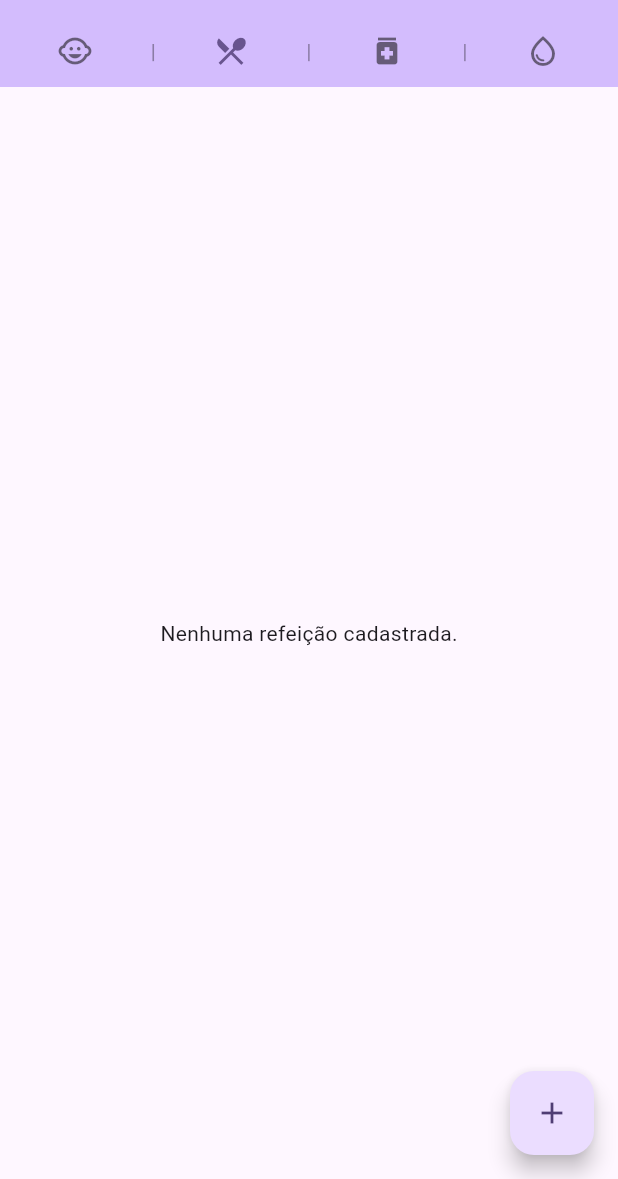
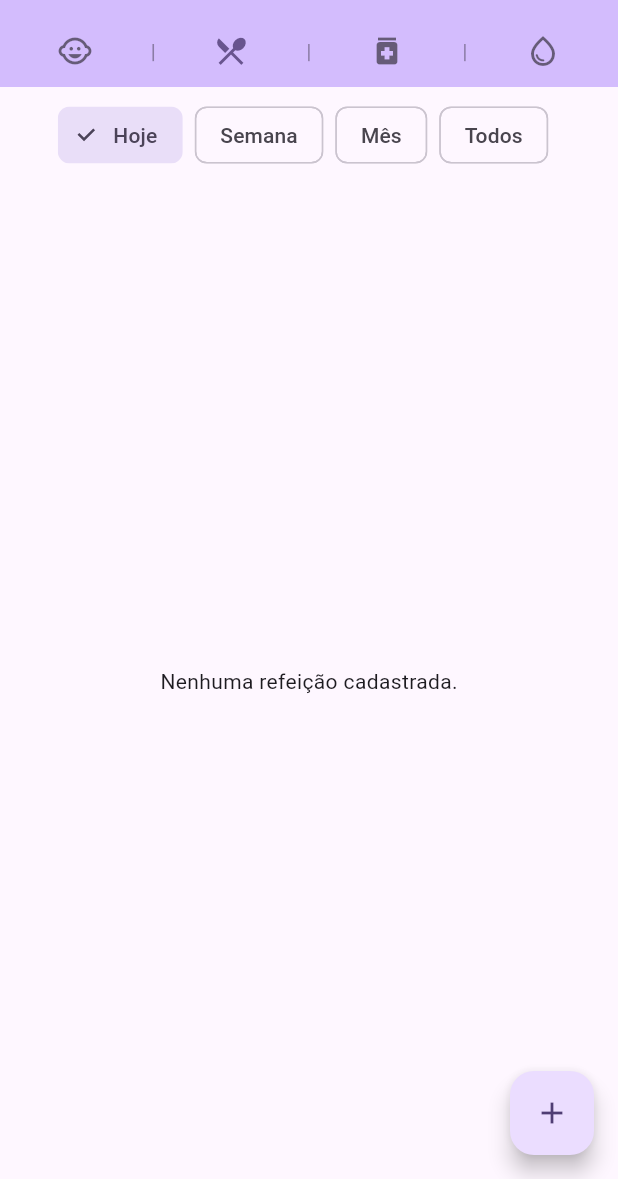
Before and after one commit to antonioprudencio/babynotes-app, a Flutter app: the screen it shows after launch, after a tap on the "local restaurant" icon, on a phone screen of 412 x 824 dp, the part 57-1236 px from its top. Run offline on Flutter 3.47's test engine with Material 3 defaults, Android fonts, the phone set to English and light mode, and no system bars.

Commit message:
adiciona-filtro-telas

```diff
--- /dev/null
+++ b/lib/widgets/date_filter_bar.dart
@@ -0,0 +1,56 @@
+import 'package:flutter/material.dart';
+
+enum DateFilter { hoje, semana, mes, todos }
+
+extension DateFilterX on DateFilter {
+  String get label => switch (this) {
+        DateFilter.hoje => 'Hoje',
+        DateFilter.semana => 'Semana',
+        DateFilter.mes => 'Mês',
+        DateFilter.todos => 'Todos',
+      };
+
+  bool matches(DateTime dateTime) {
+    final now = DateTime.now();
+    return switch (this) {
+      DateFilter.hoje =>
+        dateTime.year == now.year &&
+            dateTime.month == now.month &&
+            dateTime.day == now.day,
+      DateFilter.semana =>
+        dateTime.isAfter(now.subtract(const Duration(days: 7))),
+      DateFilter.mes =>
+        dateTime.year == now.year && dateTime.month == now.month,
+      DateFilter.todos => true,
+    };
+  }
+}
+
+class DateFilterBar extends StatelessWidget {
+  final DateFilter selected;
+  final ValueChanged<DateFilter> onChanged;
+
+  const DateFilterBar({super.key, required this.selected, required this.onChanged});
+
+  @override
+  Widget build(BuildContext context) {
+    return SingleChildScrollView(
+      scrollDirection: Axis.horizontal,
+      padding: const EdgeInsets.symmetric(horizontal: 12, vertical: 8),
+      child: Row(
+        children: DateFilter.values
+            .map(
+              (f) => Padding(
+                padding: const EdgeInsets.only(right: 8),
+                child: ChoiceChip(
+                  label: Text(f.label),
+                  selected: selected == f,
+                  onSelected: (_) => onChanged(f),
+                ),
+              ),
+            )
+            .toList(),
+      ),
+    );
+  }
+}
--- a/lib/widgets/hygiene_screen.dart
+++ b/lib/widgets/hygiene_screen.dart
@@ -2,6 +2,7 @@ import 'package:flutter/material.dart';
 import '../view_model/baby_view_model.dart';
 import '../view_model/hygiene_view_model.dart';
 import '../domain/models/hygiene.dart';
+import 'date_filter_bar.dart';
 import 'hygiene_form_dialog.dart';
 
 class HygieneScreen extends StatefulWidget {
@@ -21,6 +22,8 @@ class HygieneScreen extends StatefulWidget {
 }
 
 class _HygieneScreenState extends State<HygieneScreen> {
+  DateFilter _filter = DateFilter.hoje;
+
   @override
   void initState() {
     super.initState();
@@ -95,7 +98,9 @@ class _HygieneScreenState extends State<HygieneScreen> {
 
   @override
   Widget build(BuildContext context) {
-    final hygienes = widget.hygieneViewModel.hygienes;
+    final hygienes = widget.hygieneViewModel.hygienes
+        .where((h) => _filter.matches(h.dateTime))
+        .toList();
 
     return Scaffold(
       appBar: widget.showAppBar
@@ -104,7 +109,14 @@ class _HygieneScreenState extends State<HygieneScreen> {
               backgroundColor: Theme.of(context).colorScheme.inversePrimary,
             )
           : null,
-      body: hygienes.isEmpty
+      body: Column(
+        children: [
+          DateFilterBar(
+            selected: _filter,
+            onChanged: (f) => setState(() => _filter = f),
+          ),
+          Expanded(
+            child: hygienes.isEmpty
                 ? const Center(child: Text('Nenhum registro de higiene.'))
                 : ListView.separated(
                     itemCount: hygienes.length,
@@ -117,7 +129,6 @@ class _HygieneScreenState extends State<HygieneScreen> {
                           '${h.dateTime.year}  '
                           '${h.dateTime.hour.toString().padLeft(2, '0')}:'
                           '${h.dateTime.minute.toString().padLeft(2, '0')}';
-
                       return ListTile(
                         leading: const CircleAvatar(child: Icon(Icons.water_drop_outlined)),
                         title: Text(h.type.label),
@@ -147,6 +158,9 @@ class _HygieneScreenState extends State<HygieneScreen> {
                       );
                     },
                   ),
+          ),
+        ],
+      ),
       floatingActionButton: FloatingActionButton(
         onPressed: _openForm,
         tooltip: 'Registrar higiene',
--- a/lib/widgets/meals_screen.dart
+++ b/lib/widgets/meals_screen.dart
@@ -2,6 +2,7 @@ import 'package:flutter/material.dart';
 import '../view_model/baby_view_model.dart';
 import '../domain/models/meal.dart';
 import '../view_model/meal_view_model.dart';
+import 'date_filter_bar.dart';
 import 'meal_form_dialog.dart';
 
 class MealsScreen extends StatefulWidget {
@@ -21,6 +22,8 @@ class MealsScreen extends StatefulWidget {
 }
 
 class _MealsScreenState extends State<MealsScreen> {
+  DateFilter _filter = DateFilter.hoje;
+
   @override
   void initState() {
     super.initState();
@@ -94,7 +97,9 @@ class _MealsScreenState extends State<MealsScreen> {
 
   @override
   Widget build(BuildContext context) {
-    final meals = widget.mealViewModel.meals;
+    final meals = widget.mealViewModel.meals
+        .where((m) => _filter.matches(m.dateTime))
+        .toList();
 
     return Scaffold(
       appBar: widget.showAppBar
@@ -103,7 +108,14 @@ class _MealsScreenState extends State<MealsScreen> {
               backgroundColor: Theme.of(context).colorScheme.inversePrimary,
             )
           : null,
-      body: meals.isEmpty
+      body: Column(
+        children: [
+          DateFilterBar(
+            selected: _filter,
+            onChanged: (f) => setState(() => _filter = f),
+          ),
+          Expanded(
+            child: meals.isEmpty
                 ? const Center(child: Text('Nenhuma refeição cadastrada.'))
                 : ListView.separated(
                     itemCount: meals.length,
@@ -116,7 +128,6 @@ class _MealsScreenState extends State<MealsScreen> {
                           '${meal.dateTime.year}  '
                           '${meal.dateTime.hour.toString().padLeft(2, '0')}:'
                           '${meal.dateTime.minute.toString().padLeft(2, '0')}';
-
                       return ListTile(
                         leading: const CircleAvatar(child: Icon(Icons.local_dining)),
                         title: Text(_babyName(meal.babyId)),
@@ -145,6 +156,9 @@ class _MealsScreenState extends State<MealsScreen> {
                       );
                     },
                   ),
+          ),
+        ],
+      ),
       floatingActionButton: FloatingActionButton(
         onPressed: _openForm,
         tooltip: 'Registrar refeição',
--- a/lib/widgets/medications_screen.dart
+++ b/lib/widgets/medications_screen.dart
@@ -2,6 +2,7 @@ import 'package:flutter/material.dart';
 import '../view_model/baby_view_model.dart';
 import '../view_model/medication_view_model.dart';
 import '../domain/models/medication.dart';
+import 'date_filter_bar.dart';
 import 'medication_form_dialog.dart';
 
 class MedicationsScreen extends StatefulWidget {
@@ -21,6 +22,8 @@ class MedicationsScreen extends StatefulWidget {
 }
 
 class _MedicationsScreenState extends State<MedicationsScreen> {
+  DateFilter _filter = DateFilter.hoje;
+
   @override
   void initState() {
     super.initState();
@@ -94,7 +97,9 @@ class _MedicationsScreenState extends State<MedicationsScreen> {
 
   @override
   Widget build(BuildContext context) {
-    final medications = widget.medicationViewModel.medications;
+    final medications = widget.medicationViewModel.medications
+        .where((m) => _filter.matches(m.dateTime))
+        .toList();
 
     return Scaffold(
       appBar: widget.showAppBar
@@ -103,7 +108,14 @@ class _MedicationsScreenState extends State<MedicationsScreen> {
               backgroundColor: Theme.of(context).colorScheme.inversePrimary,
             )
           : null,
-      body: medications.isEmpty
+      body: Column(
+        children: [
+          DateFilterBar(
+            selected: _filter,
+            onChanged: (f) => setState(() => _filter = f),
+          ),
+          Expanded(
+            child: medications.isEmpty
                 ? const Center(child: Text('Nenhum medicamento registrado.'))
                 : ListView.separated(
                     itemCount: medications.length,
@@ -116,7 +128,6 @@ class _MedicationsScreenState extends State<MedicationsScreen> {
                           '${med.dateTime.year}  '
                           '${med.dateTime.hour.toString().padLeft(2, '0')}:'
                           '${med.dateTime.minute.toString().padLeft(2, '0')}';
-
                       return ListTile(
                         leading: const CircleAvatar(child: Icon(Icons.medication)),
                         title: Text(med.name),
@@ -144,6 +155,9 @@ class _MedicationsScreenState extends State<MedicationsScreen> {
                       );
                     },
                   ),
+          ),
+        ],
+      ),
       floatingActionButton: FloatingActionButton(
         onPressed: _openForm,
         tooltip: 'Registrar medicamento',
```
Lines whose indentation alone changed are shown as unchanged.
